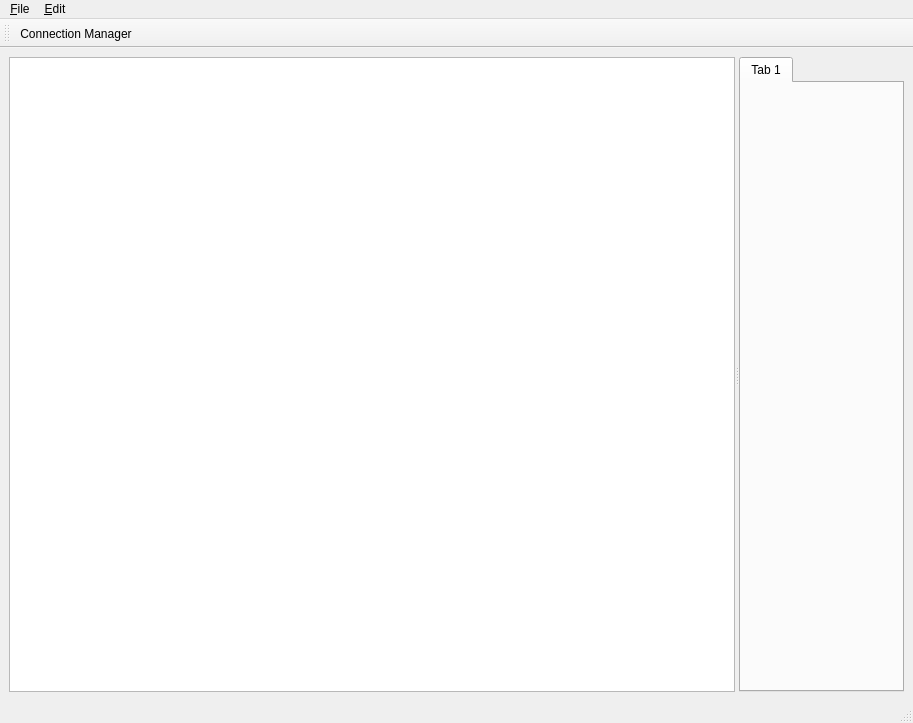
Before: the Qt Designer form cataplot/app.ui in cataplot/cataplot, drawn with Qt 5.
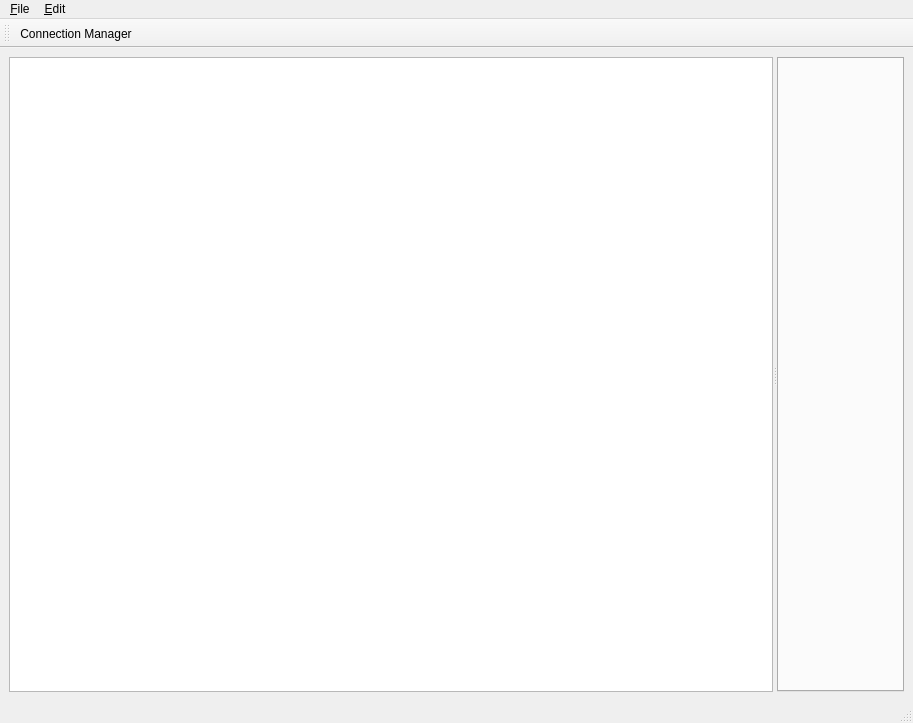
After: the same form once the commit is applied. Icons and pictures are not drawn. Custom widgets are drawn as their Qt base class.

Commit message: app: Pull in prototyped model/view elements (treeview, plots).

```diff
--- a/cataplot/app.ui
+++ b/cataplot/app.ui
@@ -25,11 +25,6 @@
        <property name="currentIndex">
         <number>0</number>
        </property>
-       <widget class="QWidget" name="tab">
-        <attribute name="title">
-         <string>Tab 1</string>
-        </attribute>
-       </widget>
       </widget>
      </widget>
     </item>
```
Left out of the diff: 8 changed lines with no effect on the pictures. The commit also changes 1 other file.
